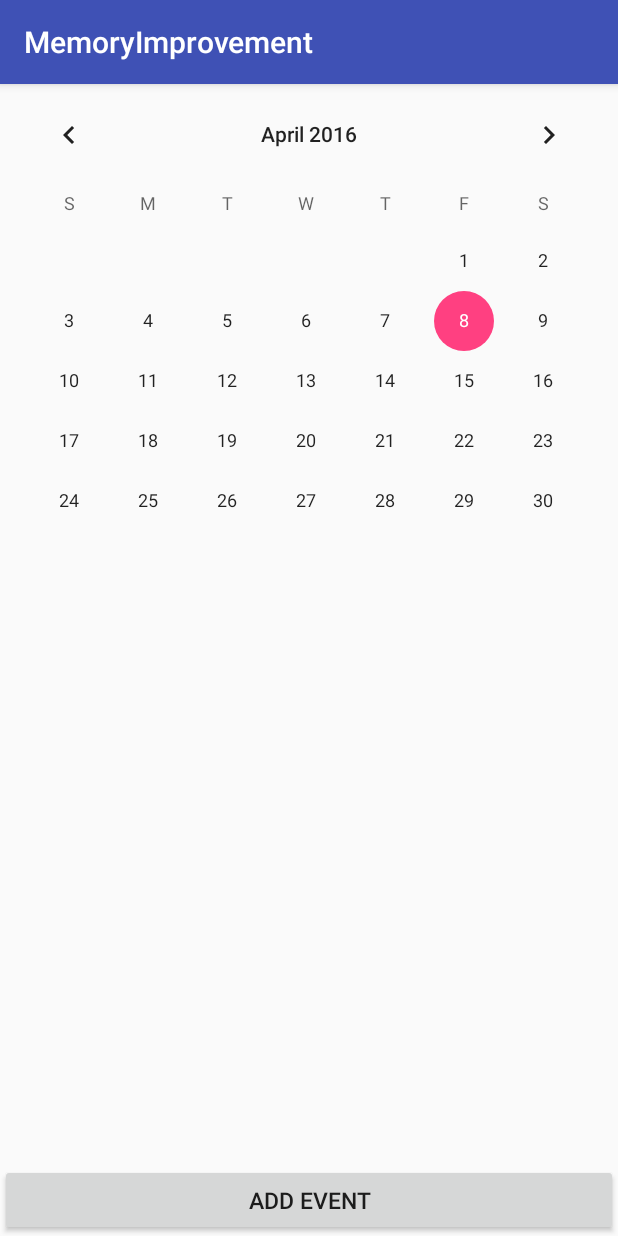
After one commit to aditya-wate/Memory-Improvement, an Android app: the ViewCalendar screen opened directly, with no data from a screen before it, on a phone screen of 412 x 824 dp. The commit adds this screen. Run offline under Robolectric (Android 15) with nearby library versions, the phone set to English and light mode, and no system bars; network calls fail.

Commit message:
adding calendar

```diff
--- a/front-end/MemoryImprovement/app/src/main/AndroidManifest.xml
+++ b/front-end/MemoryImprovement/app/src/main/AndroidManifest.xml
@@ -31,6 +31,9 @@
         <activity
             android:name=".ViewPhotos"
             android:label="@string/app_name"></activity>
+        <activity
+            android:name=".ViewCalendar"
+            android:label="@string/app_name"></activity>
 
     </application>
 
--- a/front-end/MemoryImprovement/app/src/main/java/com/msd/frontend/mimprove/LogInActivity.java
+++ b/front-end/MemoryImprovement/app/src/main/java/com/msd/frontend/mimprove/LogInActivity.java
@@ -38,7 +38,7 @@ public class LogInActivity extends AppCompatActivity {
             }
         });
 
-     //   addListenerOnLogInButton();
+        //   addListenerOnLogInButton();
         addListenerOnRegisterButton();
 
 
@@ -49,7 +49,7 @@ public class LogInActivity extends AppCompatActivity {
         final Context context = this;
 
 
-            }
+    }
 
 
 
--- /dev/null
+++ b/front-end/MemoryImprovement/app/src/main/java/com/msd/frontend/mimprove/ViewCalendar.java
@@ -0,0 +1,38 @@
+package com.msd.frontend.mimprove;
+
+import android.content.Intent;
+import android.os.Bundle;
+import android.provider.CalendarContract;
+import android.support.v7.app.AppCompatActivity;
+import android.view.View;
+
+import java.util.Calendar;
+
+public class ViewCalendar extends AppCompatActivity {
+
+    @Override
+    protected void onCreate(Bundle savedInstanceState) {
+        super.onCreate(savedInstanceState);
+        setContentView(R.layout.activity_view_calendar);
+    }
+    public void onAddEventClicked(View view){
+        Intent intent = new Intent(Intent.ACTION_INSERT);
+        intent.setType("vnd.android.cursor.item/event");
+
+        Calendar cal = Calendar.getInstance();
+        long startTime = cal.getTimeInMillis();
+        long endTime = cal.getTimeInMillis()  + 60 * 60 * 1000;
+
+        intent.putExtra(CalendarContract.EXTRA_EVENT_BEGIN_TIME, startTime);
+        intent.putExtra(CalendarContract.EXTRA_EVENT_END_TIME,endTime);
+        intent.putExtra(CalendarContract.EXTRA_EVENT_ALL_DAY, true);
+
+        intent.putExtra(CalendarContract.Events.TITLE, "Saahil Birthday");
+        intent.putExtra(CalendarContract.Events.DESCRIPTION,  "This is a sample description");
+        intent.putExtra(CalendarContract.Events.EVENT_LOCATION, "My Guest House");
+        intent.putExtra(CalendarContract.Events.RRULE, "FREQ=YEARLY");
+
+        startActivity(intent);
+    }
+
+}
--- a/front-end/MemoryImprovement/app/src/main/res/drawable/buttonshape.xml
+++ b/front-end/MemoryImprovement/app/src/main/res/drawable/buttonshape.xml
@@ -4,7 +4,7 @@
     android:radius="14dp"
     />
 <solid
-    android:color="#110A4F"
+    android:color="#c19c07"
     />
 <padding
     android:left="0dp"
--- /dev/null
+++ b/front-end/MemoryImprovement/app/src/main/res/layout/activity_view_calendar.xml
@@ -0,0 +1,35 @@
+<?xml version="1.0" encoding="utf-8"?>
+<RelativeLayout xmlns:android="http://schemas.android.com/apk/res/android"
+    xmlns:tools="http://schemas.android.com/tools"
+    android:layout_width="match_parent"
+    android:layout_height="match_parent"
+    android:orientation="vertical"
+    tools:context=".ViewCalendar">
+
+    <LinearLayout
+
+        android:layout_width="match_parent"
+        android:layout_height="wrap_content"
+        android:layout_alignParentTop="true"
+        android:layout_marginBottom="@android:dimen/app_icon_size">
+    <CalendarView
+
+        android:layout_weight="1"
+        android:layout_width="match_parent"
+        android:layout_height="wrap_content"
+        android:id="@+id/calendarView"
+        android:layout_alignParentTop="true" />
+    </LinearLayout>
+
+    <Button
+        android:layout_weight="1"
+        android:id="@+id/addEventButton"
+        android:layout_width="match_parent"
+        android:layout_alignParentBottom="true"
+        android:layout_gravity="center_horizontal|center_vertical"
+        android:layout_height="wrap_content"
+        android:onClick="onAddEventClicked"
+        android:text="Add Event"
+        android:textSize="15dp"
+        />
+</RelativeLayout>
```
Also changed, not shown: front-end/MemoryImprovement/app/src/main/java/com/msd/frontend/mimprove/HomeScreen.java (+7 -6 lines), front-end/MemoryImprovement/app/src/main/res/layout/activity_home_screen.xml (+23 -21 lines), front-end/MemoryImprovement/app/src/main/res/layout/activity_view_photos.xml (+31 -0 lines), front-end/MemoryImprovement/app/src/main/res/drawable/image_1.jpg, front-end/MemoryImprovement/app/src/main/res/drawable/image_2.jpg, front-end/MemoryImprovement/app/src/main/res/drawable/image_3.jpg, front-end/MemoryImprovement/app/src/main/res/drawable/image_4.jpg, front-end/MemoryImprovement/app/src/main/res/drawable/image_5.jpg.
